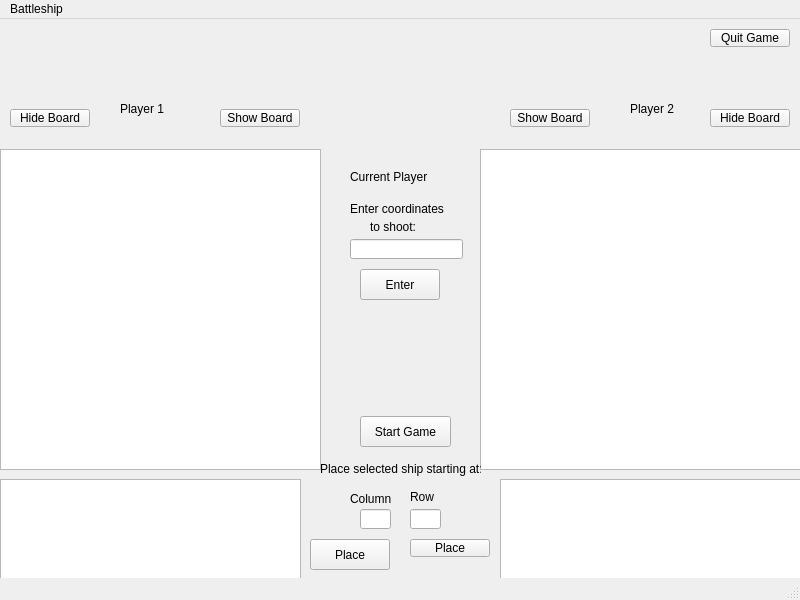
Before: the Qt Designer form Homework_5/mainwindow.ui in bellis2147/CSCI3010-HW5-Ellis-Wilson, drawn with Qt 5.
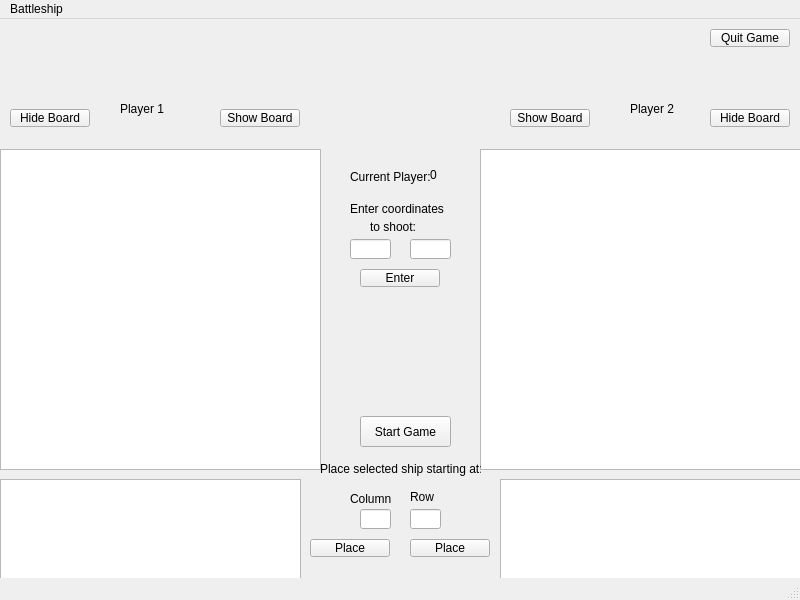
After: the same form once the commit is applied.

Commit message: Added very basic shoot feature

Diff of the .ui file:
```diff
--- a/Homework_5/mainwindow.ui
+++ b/Homework_5/mainwindow.ui
@@ -70,7 +70,7 @@
      </rect>
     </property>
     <property name="text">
-     <string>Current Player</string>
+     <string>Current Player:</string>
     </property>
    </widget>
    <widget class="QLabel" name="coordinates_label">
@@ -91,7 +91,7 @@
      <rect>
       <x>350</x>
       <y>220</y>
-      <width>113</width>
+      <width>41</width>
       <height>20</height>
      </rect>
     </property>
@@ -115,7 +115,7 @@
       <x>360</x>
       <y>250</y>
       <width>80</width>
-      <height>31</height>
+      <height>18</height>
      </rect>
     </property>
     <property name="text">
@@ -161,7 +161,7 @@
       <x>310</x>
       <y>520</y>
       <width>80</width>
-      <height>31</height>
+      <height>18</height>
      </rect>
     </property>
     <property name="text">
@@ -305,6 +305,29 @@
      <string>Row</string>
     </property>
    </widget>
+   <widget class="QLabel" name="current_player_num">
+    <property name="geometry">
+     <rect>
+      <x>430</x>
+      <y>150</y>
+      <width>37</width>
+      <height>12</height>
+     </rect>
+    </property>
+    <property name="text">
+     <string>0</string>
+    </property>
+   </widget>
+   <widget class="QLineEdit" name="attack_input_y">
+    <property name="geometry">
+     <rect>
+      <x>410</x>
+      <y>220</y>
+      <width>41</width>
+      <height>20</height>
+     </rect>
+    </property>
+   </widget>
   </widget>
   <widget class="QMenuBar" name="menubar">
    <property name="geometry">
```
Left out of the diff: 6 changed lines with no effect on the pictures. The commit also changes 2 other files.
